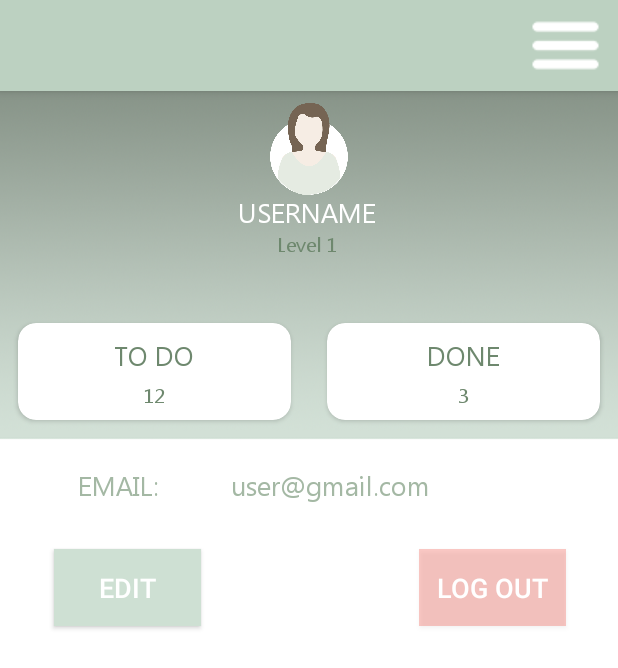
After one commit to Kseniask/Brain-It-On, an Android app: the Account screen opened directly, with no data from a screen before it, on a phone screen of 412 x 824 dp. The commit adds this screen. Shown: the top 668 px of the screen. Run offline under Robolectric (Android 15) with nearby library versions, the light colour scheme and no system bars; Roboto replaces fonts that are not available here.

Commit message:
Account page UI done. All tasks page integrated. Brain grows upn level achieved

```diff
--- a/app/src/main/AndroidManifest.xml
+++ b/app/src/main/AndroidManifest.xml
@@ -9,7 +9,8 @@
         android:roundIcon="@mipmap/ic_launcher_round"
         android:supportsRtl="true"
         android:theme="@style/AppTheme">
-        <activity android:name=".TaskDesc"></activity>
+        <activity android:name=".Account" />
+        <activity android:name=".TaskDesc" />
         <activity android:name=".Register" />
         <activity android:name=".LoginPage" />
         <activity android:name=".Menu" />
--- /dev/null
+++ b/app/src/main/java/com/example/finalproject/Account.java
@@ -0,0 +1,26 @@
+package com.example.finalproject;
+
+import androidx.appcompat.app.AppCompatActivity;
+
+import android.content.Intent;
+import android.os.Bundle;
+import android.view.View;
+import android.widget.Button;
+
+public class Account extends AppCompatActivity {
+
+    @Override
+    protected void onCreate(Bundle savedInstanceState) {
+        super.onCreate(savedInstanceState);
+        setContentView(R.layout.activity_account);
+
+        Button menuBtn = (Button)findViewById(R.id.menuBtn);
+        menuBtn.setOnClickListener(new View.OnClickListener() {
+            @Override
+            public void onClick(View v) {
+                Intent intent = new Intent(Account.this, Menu.class);
+                startActivity(intent);
+            }
+        });
+    }
+}
--- a/app/src/main/java/com/example/finalproject/DatabaseHelper.java
+++ b/app/src/main/java/com/example/finalproject/DatabaseHelper.java
@@ -57,4 +57,8 @@ public class DatabaseHelper extends SQLiteOpenHelper {
         db.execSQL("DROP TABLE IF EXISTS " + TABLE_NAME_TASKS);
         onCreate(db);
     }
+    @Override
+    public void onDowngrade(SQLiteDatabase db, int oldVersion, int newVersion) {
+        db.setVersion(oldVersion);
+    }
 }
--- a/app/src/main/java/com/example/finalproject/LoginPage.java
+++ b/app/src/main/java/com/example/finalproject/LoginPage.java
@@ -42,8 +42,9 @@ User found_user,active_user;
                 password_txt = findViewById(R.id.password);
                 username = username_txt.getText().toString();
                 password = password_txt.getText().toString();
+
                 cursor = dbManager.fetch_user_by_username(username);
-                if(cursor != null) {
+                if(cursor != null && cursor.moveToFirst()) {
                     found_user = dbManager.getUser(cursor);
                     if (found_user.Check_Password(password)) {
                         dbManager.update_login(Integer.parseInt(found_user.getUser_id()), 1);
--- /dev/null
+++ b/app/src/main/res/layout/activity_account.xml
@@ -0,0 +1,220 @@
+<?xml version="1.0" encoding="utf-8"?>
+<androidx.constraintlayout.widget.ConstraintLayout xmlns:android="http://schemas.android.com/apk/res/android"
+    xmlns:app="http://schemas.android.com/apk/res-auto"
+    xmlns:tools="http://schemas.android.com/tools"
+    android:layout_width="match_parent"
+    android:layout_height="match_parent"
+    android:background="@drawable/back_account"
+
+    tools:context=".Account">
+    <include
+        android:id="@+id/toolbar"
+        layout="@layout/toolbar"
+        app:layout_constraintEnd_toEndOf="parent"
+        app:layout_constraintStart_toStartOf="parent"
+        app:layout_constraintTop_toTopOf="parent"></include>
+
+    <ImageView
+        android:id="@+id/acc_img"
+        android:layout_width="76dp"
+        android:layout_height="61dp"
+        android:layout_marginTop="8dp"
+        app:layout_constraintEnd_toEndOf="parent"
+        app:layout_constraintStart_toStartOf="parent"
+        app:layout_constraintTop_toBottomOf="@+id/toolbar"
+        app:srcCompat="@drawable/female" />
+
+    <TextView
+        android:id="@+id/username_txt"
+        android:layout_width="93dp"
+        android:layout_height="24dp"
+        android:fontFamily="@font/mmrtext"
+        android:text="USERNAME"
+        android:textColor="#FFFFFF"
+        android:textSize="18dp"
+        app:layout_constraintEnd_toEndOf="parent"
+        app:layout_constraintHorizontal_bias="0.497"
+        app:layout_constraintStart_toStartOf="parent"
+        app:layout_constraintTop_toBottomOf="@+id/acc_img" />
+
+    <TextView
+        android:id="@+id/level_acc_txt"
+        android:layout_width="94dp"
+        android:layout_height="21dp"
+        android:fontFamily="@font/mmrtext"
+        android:gravity="center_horizontal"
+        android:text="Level 1"
+        android:textColor="#6E886E"
+        android:textSize="13dp"
+        app:layout_constraintEnd_toEndOf="parent"
+        app:layout_constraintHorizontal_bias="0.497"
+        app:layout_constraintStart_toStartOf="parent"
+        app:layout_constraintTop_toBottomOf="@+id/username_txt" />
+
+    <GridLayout
+        android:id="@+id/gridLayout"
+        android:layout_width="match_parent"
+        android:layout_height="wrap_content"
+        android:layout_marginTop="28dp"
+        android:alignmentMode="alignMargins"
+        android:columnCount="2"
+        android:columnOrderPreserved="false"
+        android:rowCount="1"
+        app:layout_constraintTop_toBottomOf="@+id/level_acc_txt"
+        tools:layout_editor_absoluteX="0dp">
+
+        <androidx.cardview.widget.CardView
+            android:id="@+id/to_do"
+            android:layout_width="20dp"
+            android:layout_height="wrap_content"
+            android:layout_rowWeight="1"
+            android:layout_columnWeight="1"
+            android:layout_margin="12dp"
+            android:background="@drawable/round_corner"
+            app:cardCornerRadius="12dp"
+            app:layout_constraintTop_toBottomOf="@+id/level_acc_txt">
+
+            <LinearLayout
+                android:layout_width="match_parent"
+                android:layout_height="wrap_content"
+                android:gravity="center"
+                android:orientation="vertical"
+                android:paddingTop="10dp">
+
+                <TextView
+                    android:layout_width="wrap_content"
+                    android:layout_height="29dp"
+                    android:fontFamily="@font/mmrtext"
+                    android:gravity="center_horizontal"
+                    android:paddingBottom="0dp"
+                    android:text="TO DO"
+                    android:textColor="#6E886E"
+                    android:textSize="18dp">
+
+                </TextView>
+
+                <TextView
+                    android:id="@+id/todo_count"
+                    android:layout_width="wrap_content"
+                    android:layout_height="wrap_content"
+                    android:fontFamily="@font/mmrtext"
+                    android:gravity="center_horizontal"
+                    android:text="12"
+                    android:textColor="#6E886E"
+                    android:textSize="13dp">
+
+                </TextView>
+            </LinearLayout>
+        </androidx.cardview.widget.CardView>
+
+        <androidx.cardview.widget.CardView
+            android:id="@+id/done_txt"
+            android:layout_width="20dp"
+            android:layout_height="wrap_content"
+            android:layout_rowWeight="1"
+            android:layout_columnWeight="1"
+            android:layout_margin="12dp"
+            android:background="@drawable/round_corner"
+            app:cardCornerRadius="12dp"
+            app:layout_constraintTop_toBottomOf="@+id/level_acc_txt">
+
+            <LinearLayout
+                android:layout_width="match_parent"
+                android:layout_height="wrap_content"
+                android:gravity="center"
+                android:orientation="vertical"
+                android:paddingTop="10dp">
+
+                <TextView
+                    android:layout_width="wrap_content"
+                    android:layout_height="29dp"
+                    android:fontFamily="@font/mmrtext"
+                    android:gravity="center_horizontal"
+                    android:paddingBottom="0dp"
+                    android:text="DONE"
+                    android:textColor="#6E886E"
+                    android:textSize="18dp">
+
+                </TextView>
+
+                <TextView
+                    android:id="@+id/done_count"
+                    android:layout_width="wrap_content"
+                    android:layout_height="wrap_content"
+                    android:fontFamily="@font/mmrtext"
+                    android:gravity="center_horizontal"
+                    android:text="3"
+                    android:textColor="#6E886E"
+                    android:textSize="13dp">
+
+                </TextView>
+            </LinearLayout>
+        </androidx.cardview.widget.CardView>
+    </GridLayout>
+
+    <TextView
+        android:id="@+id/email_lbl"
+        android:layout_width="wrap_content"
+        android:layout_height="wrap_content"
+        android:layout_marginStart="52dp"
+        android:layout_marginLeft="52dp"
+        android:layout_marginTop="20dp"
+        android:fontFamily="@font/mmrtext"
+        android:paddingRight="20dp"
+        android:text="EMAIL:"
+        android:textColor="#A4B8A4"
+        android:textSize="18dp"
+        app:layout_constraintStart_toStartOf="parent"
+        app:layout_constraintTop_toBottomOf="@+id/gridLayout" />
+
+    <TextView
+        android:id="@+id/email_txt"
+        android:layout_width="wrap_content"
+        android:layout_height="wrap_content"
+        android:layout_marginStart="28dp"
+        android:layout_marginLeft="28dp"
+        android:layout_marginTop="20dp"
+        android:fontFamily="@font/mmrtext"
+        android:text="user@gmail.com"
+        android:textColor="#A4B8A4"
+        android:textSize="18dp"
+        app:layout_constraintEnd_toEndOf="parent"
+        app:layout_constraintHorizontal_bias="0.0"
+        app:layout_constraintStart_toEndOf="@+id/email_lbl"
+        app:layout_constraintTop_toBottomOf="@+id/gridLayout" />
+
+    <Button
+        android:id="@+id/btnEdit_acc"
+        android:layout_width="98dp"
+        android:layout_height="51dp"
+        android:layout_marginStart="36dp"
+        android:layout_marginLeft="36dp"
+        android:layout_marginTop="20dp"
+        android:background="#CEE0D3"
+        android:text="EDIT"
+        android:textColor="#FFFFFF"
+        android:textSize="18sp"
+
+        app:layout_constraintBottom_toBottomOf="parent"
+        app:layout_constraintStart_toStartOf="parent"
+        app:layout_constraintTop_toBottomOf="@+id/email_txt"
+        app:layout_constraintVertical_bias="0.0" />
+
+    <Button
+        android:id="@+id/btnLogout_acc"
+        android:layout_width="98dp"
+        android:layout_height="51dp"
+        android:layout_marginTop="20dp"
+        android:layout_marginEnd="32dp"
+        android:layout_marginRight="32dp"
+        android:background="#48F44336"
+        android:text="LOG OUT"
+        android:textColor="#FFFFFF"
+        android:textSize="18sp"
+        app:layout_constraintBottom_toBottomOf="parent"
+        app:layout_constraintEnd_toEndOf="parent"
+        app:layout_constraintHorizontal_bias="0.982"
+        app:layout_constraintStart_toEndOf="@+id/btnEdit_acc"
+        app:layout_constraintTop_toBottomOf="@+id/email_txt"
+        app:layout_constraintVertical_bias="0.0" />
+</androidx.constraintlayout.widget.ConstraintLayout>
--- a/app/src/main/res/layout/activity_first_page.xml
+++ b/app/src/main/res/layout/activity_first_page.xml
@@ -63,13 +63,13 @@
         <ImageView
             android:id="@+id/imgBrain"
             android:layout_width="56dp"
-            android:layout_height="40dp"
+            android:layout_height="wrap_content"
             app:layout_constraintBottom_toBottomOf="@+id/imgFace"
             app:layout_constraintEnd_toEndOf="@+id/imgFace"
             app:layout_constraintHorizontal_bias="0.494"
             app:layout_constraintStart_toStartOf="parent"
             app:layout_constraintTop_toTopOf="@+id/imgFace"
-            app:layout_constraintVertical_bias="0.386"
+            app:layout_constraintVertical_bias="0.703"
             app:srcCompat="@drawable/brain" />
 
         <TextView
```
Also changed, not shown: app/src/main/java/com/example/finalproject/DBManager.java (+15 -2 lines), app/src/main/java/com/example/finalproject/FirstPage.java (+93 -25 lines), app/src/main/java/com/example/finalproject/ListOfTasks.java (+108 -13 lines), app/src/main/res/drawable/back_account.png (added), app/src/main/res/drawable/female.png (added), app/src/main/res/drawable/man.png (added), 1 other file.
